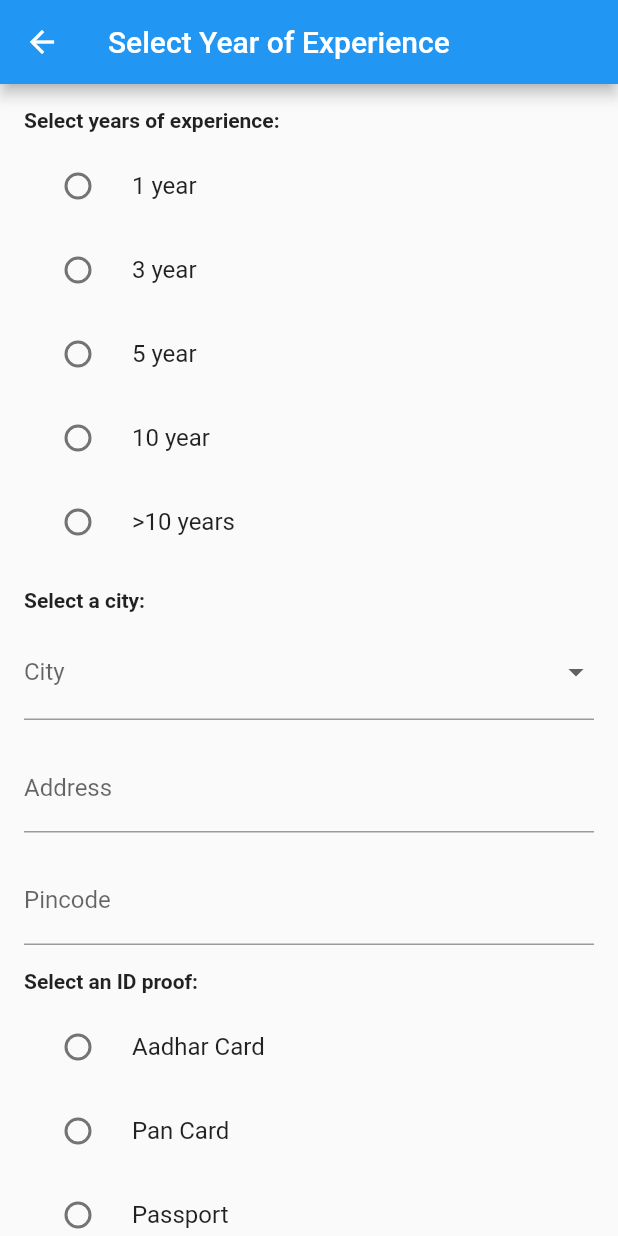
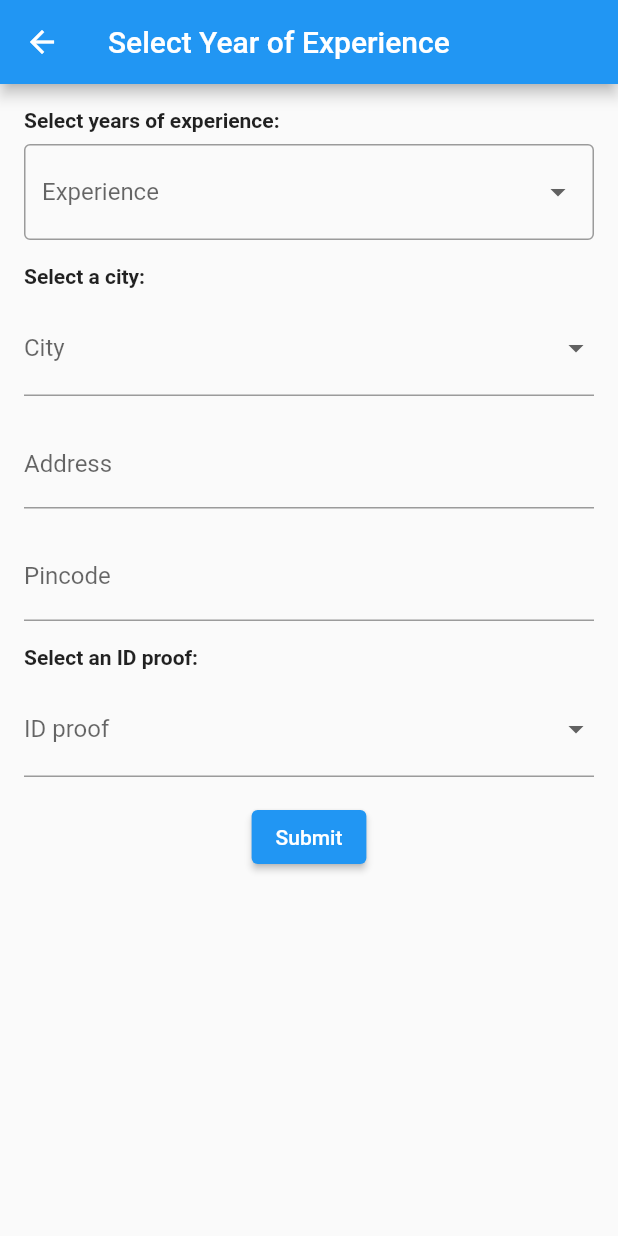
Before and after one commit to Churanta/ServiceApp-Motocross-India, a Flutter app: the RegisterAsPartnerPage screen opened by its route, after a tap on "Next", on a phone screen of 412 x 824 dp. Run offline on Flutter 3.47's test engine with Material 2 defaults, Android fonts, the phone set to English and light mode, and no system bars; our stand-ins replace country_code_picker, flutter_rating_bar, flutter_svg, google_fonts, share_plus; missing offline and left inert: flutter_phone_direct_caller.

Commit message:
first commit

```diff
--- a/lib/ProfilePageContents/RegisterAsPartner.dart
+++ b/lib/ProfilePageContents/RegisterAsPartner.dart
@@ -90,7 +90,11 @@ class _RegisterAsPartnerPageState extends State<RegisterAsPartnerPage> {
                 ),
               Spacer(),
               ElevatedButton(
-                onPressed: _navigateToNextPage,
+                onPressed: () {
+                  setState(() {
+                    _navigateToNextPage();
+                  });
+                },
                 child: Text('Next'),
               ),
             ],
@@ -102,7 +106,9 @@ class _RegisterAsPartnerPageState extends State<RegisterAsPartnerPage> {
 
   void _navigateToNextPage() {
     if (_formKey.currentState!.validate()) {
+      setState(() {
         _formKey.currentState!.save();
+      });
       Navigator.of(context).push(
         MaterialPageRoute(
           builder: (context) => _buildNextPage(),
@@ -127,23 +133,24 @@ class _RegisterAsPartnerPageState extends State<RegisterAsPartnerPage> {
                   style: TextStyle(fontWeight: FontWeight.bold),
                 ),
                 SizedBox(height: 8.0),
-                ListTileTheme(
-                  selectedColor: Colors.blue,
-                  child: Column(
-                    children: _experiences.map((experience) {
-                      return RadioListTile(
-                        title: Text(
-                            '$experience year${experience == ">10" ? "s" : ""}'),
-                        value: experience,
-                        groupValue: _selectedExperience,
+                DropdownButtonFormField<String>(
+                  decoration: InputDecoration(
+                    labelText: 'Experience',
+                    border: OutlineInputBorder(),
+                  ),
+                  value: _selectedExperience,
                   onChanged: (value) {
                     setState(() {
-                            _selectedExperience = value as String?;
+                      _selectedExperience = value;
                     });
                   },
+                  items: _experiences.map((experience) {
+                    return DropdownMenuItem<String>(
+                      value: experience,
+                      child: Text(
+                          '$experience year${experience == ">10" ? "s" : ""}'),
                     );
                   }).toList(),
-                  ),
                 ),
                 SizedBox(height: 16.0),
                 Text(
@@ -215,36 +222,34 @@ class _RegisterAsPartnerPageState extends State<RegisterAsPartnerPage> {
                 ),
                 SizedBox(height: 8.0),
                 Column(children: [
-                  ..._idProofs.map((idProof) {
-                    return RadioListTile(
-                      title: Text(idProof),
-                      value: idProof,
-                      groupValue: _selectedIdProof,
+                  DropdownButtonFormField(
+                    value: _selectedIdProof,
                     onChanged: (value) {
                       setState(() {
-                          _selectedIdProof = value!;
+                        _selectedIdProof = value.toString();
                       });
                     },
+                    items: _idProofs.map((idProof) {
+                      return DropdownMenuItem(
+                        value: idProof,
+                        child: Text(idProof),
                       );
                     }).toList(),
-                  RadioListTile(
-                    title: Text('Others'),
-                    value: 'Others',
-                    groupValue: _selectedIdProof,
-                    onChanged: (value) {
-                      setState(() {
-                        _selectedIdProof = value as String;
-                      });
-                    },
+                    decoration: InputDecoration(
+                      labelText: 'ID proof',
+                    ),
                   ),
                   if (_selectedIdProof == 'Others')
-                    TextFormField(
+                    StatefulBuilder(
+                      builder: (BuildContext context, StateSetter setState) {
+                        return TextFormField(
                           initialValue: _idProofOther,
                           onSaved: (value) {
                             _idProofOther = value!;
                           },
                           validator: (value) {
-                        if (_selectedIdProof == 'Others' && value!.isEmpty) {
+                            if (_selectedIdProof == 'Others' &&
+                                value!.isEmpty) {
                               return 'Please enter your ID proof';
                             }
                             return null;
@@ -252,38 +257,20 @@ class _RegisterAsPartnerPageState extends State<RegisterAsPartnerPage> {
                           decoration: InputDecoration(
                             labelText: 'ID proof (others)',
                           ),
+                          onChanged: (value) {
+                            setState(() {
+                              _idProofOther = value;
+                            });
+                          },
+                        );
+                      },
                     ),
-
-                  SizedBox(height: 16.0),
-                  // TextFormField(
-                  //   initialValue: _pincode,
-                  //   onSaved: (value) {
-                  //     _pincode = value!;
-                  //   },
-                  //   validator: (value) {
-                  //     if (value!.isEmpty) {
-                  //       return 'Please enter your pincode';
-                  //     } else if (value.length != 6 ||
-                  //         int.tryParse(value) == null) {
-                  //       return 'Please enter a valid 6-digit pincode';
-                  //     }
-                  //     return null;
-                  //   },
-                  //   keyboardType: TextInputType.number,
-                  //   inputFormatters: [
-                  //     FilteringTextInputFormatter.allow(RegExp(r'[0-9]')),
-                  //     LengthLimitingTextInputFormatter(6),
-                  //   ],
-                  //   decoration: InputDecoration(
-                  //     labelText: 'Pincode',
-                  //   ),
-                  // ),
                   SizedBox(height: 16.0),
                   ElevatedButton(
                     onPressed: _submitForm,
                     child: Text('Submit'),
                   ),
-                ])
+                ]),
               ],
             ),
           ),
```
Lines whose indentation alone changed are shown as unchanged.
